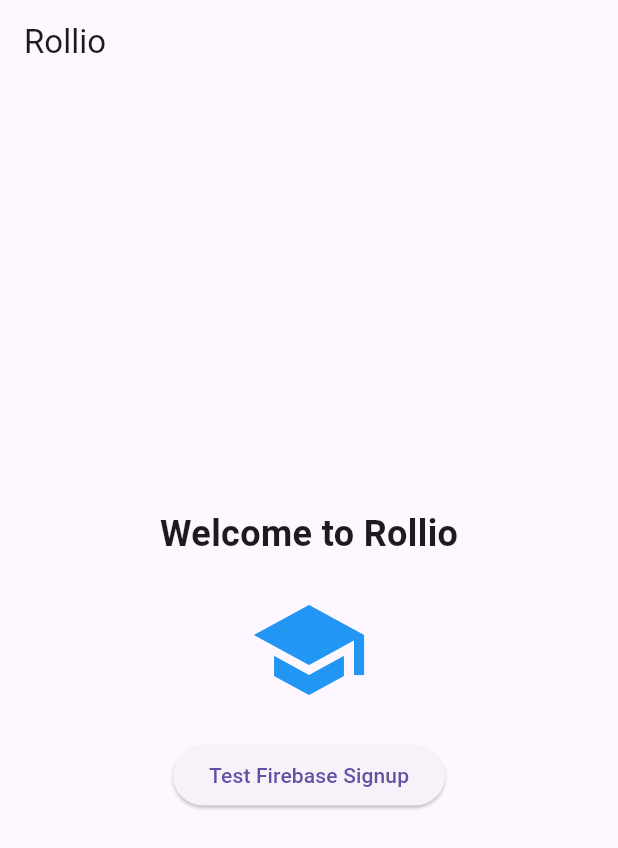
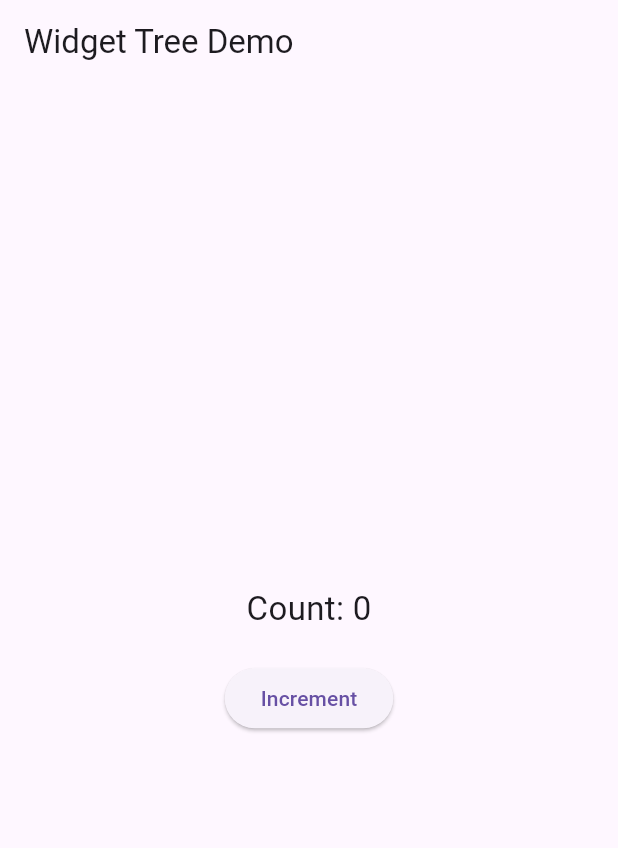
Before and after one commit to kalviumcommunity/Rolio, a Flutter app: the screen it shows after launch, on a phone screen of 412 x 824 dp. Shown: the top 848 px of the screen. Run offline on Flutter 3.47's test engine with Material 3 defaults, Android fonts, the phone set to English and light mode, and no system bars; our stand-ins replace firebase_auth, firebase_core; accounts and stored records are empty.

Commit message:
feat: demonstrated widget tree and reactive UI model with state updates

```diff
--- a/lib/main.dart
+++ b/lib/main.dart
@@ -2,6 +2,7 @@ import 'package:flutter/material.dart';
 import 'package:firebase_core/firebase_core.dart';
 import 'firebase_options.dart';
 import 'screens/welcome_screen.dart';
+import 'widget_tree_demo.dart';
 
 void main() async {
   WidgetsFlutterBinding.ensureInitialized();
@@ -18,7 +19,7 @@ class MyApp extends StatelessWidget {
   Widget build(BuildContext context) {
     return MaterialApp(
       debugShowCheckedModeBanner: false,
-      home: WelcomeScreen(),
+      home: WidgetTreeDemo(),
     );
   }
 }
--- a/lib/screens/responsive_home.dart
+++ b/lib/screens/responsive_home.dart
@@ -63,6 +63,8 @@ class ResponsiveHome extends StatelessWidget {
     );
   }
 
+
+
   Widget _buildPhoneLayout(bool isLandscape) {
     if (isLandscape) {
       return Row(
--- /dev/null
+++ b/lib/widget_tree_demo.dart
@@ -0,0 +1,38 @@
+import 'package:flutter/material.dart';
+
+class WidgetTreeDemo extends StatefulWidget {
+  const WidgetTreeDemo({Key? key}) : super(key: key);
+
+  @override
+  _WidgetTreeDemoState createState() => _WidgetTreeDemoState();
+}
+
+class _WidgetTreeDemoState extends State<WidgetTreeDemo> {
+  int count = 0;
+
+  void increment() {
+    setState(() {
+      count++;
+    });
+  }
+
+  @override
+  Widget build(BuildContext context) {
+    return Scaffold(
+      appBar: AppBar(title: Text("Widget Tree Demo")),
+      body: Center(
+        child: Column(
+          mainAxisAlignment: MainAxisAlignment.center,
+          children: [
+            Text("Count: $count", style: TextStyle(fontSize: 22)),
+            SizedBox(height: 20),
+            ElevatedButton(
+              onPressed: increment,
+              child: Text("Increment"),
+            ),
+          ],
+        ),
+      ),
+    );
+  }
+}
```
Also changed, not shown: 1 other file.
